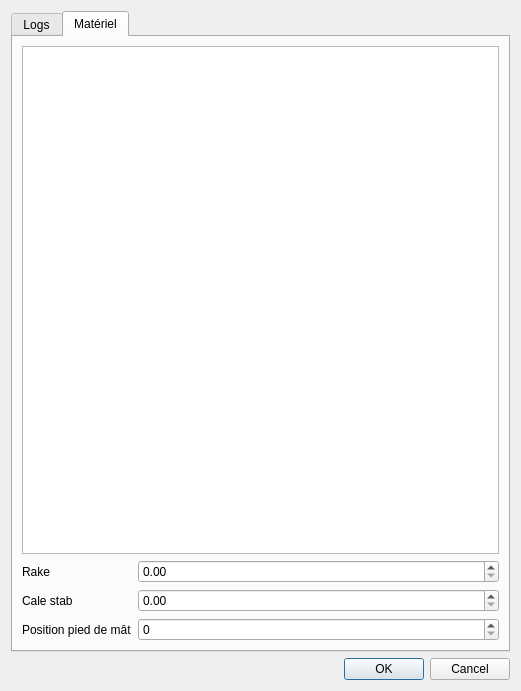
ThomasLeMezo/seafoil-tools, file seafoil-log-analyzer/ui/session.ui: the form before one commit.
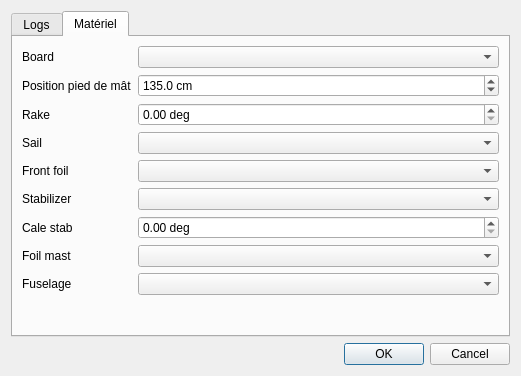
The form after the commit. The open tabs and pages were chosen to show the change.

Commit message: * Add equipment selection in new session

What changed in the file:
```diff
--- a/seafoil-log-analyzer/ui/session.ui
+++ b/seafoil-log-analyzer/ui/session.ui
@@ -7,7 +7,7 @@
     <x>0</x>
     <y>0</y>
     <width>521</width>
-    <height>691</height>
+    <height>376</height>
    </rect>
   </property>
   <property name="windowTitle">
@@ -37,38 +37,122 @@
        <string>Matériel</string>
       </attribute>
       <layout class="QFormLayout" name="formLayout">
-       <item row="0" column="0" colspan="2">
-        <widget class="QColumnView" name="columnView"/>
+       <item row="0" column="0">
+        <widget class="QLabel" name="label_4">
+         <property name="text">
+          <string>Board</string>
+         </property>
+        </widget>
        </item>
-       <item row="1" column="0">
+       <item row="0" column="1">
+        <widget class="QComboBox" name="comboBox_board"/>
+       </item>
+       <item row="2" column="0">
         <widget class="QLabel" name="label">
          <property name="text">
           <string>Rake</string>
          </property>
         </widget>
        </item>
-       <item row="2" column="0">
+       <item row="2" column="1">
+        <widget class="QDoubleSpinBox" name="doubleSpinBox">
+         <property name="suffix">
+          <string> deg</string>
+         </property>
+        </widget>
+       </item>
+       <item row="3" column="0">
+        <widget class="QLabel" name="label_5">
+         <property name="text">
+          <string>Sail</string>
+         </property>
+        </widget>
+       </item>
+       <item row="4" column="0">
+        <widget class="QLabel" name="label_6">
+         <property name="text">
+          <string>Front foil</string>
+         </property>
+        </widget>
+       </item>
+       <item row="6" column="0">
         <widget class="QLabel" name="label_2">
          <property name="text">
           <string>Cale stab</string>
          </property>
         </widget>
        </item>
-       <item row="3" column="0">
+       <item row="6" column="1">
+        <widget class="QDoubleSpinBox" name="doubleSpinBox_2">
+         <property name="suffix">
+          <string> deg</string>
+         </property>
+        </widget>
+       </item>
+       <item row="5" column="0">
+        <widget class="QLabel" name="label_7">
+         <property name="text">
+          <string>Stabilizer</string>
+         </property>
+        </widget>
+       </item>
+       <item row="1" column="0">
         <widget class="QLabel" name="label_3">
          <property name="text">
           <string>Position pied de mât</string>
          </property>
         </widget>
        </item>
-       <item row="1" column="1">
-        <widget class="QDoubleSpinBox" name="doubleSpinBox"/>
+       <item row="7" column="0">
+        <widget class="QLabel" name="label_8">
+         <property name="text">
+          <string>Foil mast</string>
+         </property>
+        </widget>
        </item>
-       <item row="2" column="1">
-        <widget class="QDoubleSpinBox" name="doubleSpinBox_2"/>
+       <item row="8" column="0">
+        <widget class="QLabel" name="label_9">
+         <property name="text">
+          <string>Fuselage</string>
+         </property>
+        </widget>
        </item>
        <item row="3" column="1">
-        <widget class="QSpinBox" name="spinBox"/>
+        <widget class="QComboBox" name="comboBox_sail"/>
+       </item>
+       <item row="4" column="1">
+        <widget class="QComboBox" name="comboBox_front_foil"/>
+       </item>
+       <item row="5" column="1">
+        <widget class="QComboBox" name="comboBox_stabilizer"/>
+       </item>
+       <item row="7" column="1">
+        <widget class="QComboBox" name="comboBox_foil_mast"/>
+       </item>
+       <item row="8" column="1">
+        <widget class="QComboBox" name="comboBox_fuselage"/>
+       </item>
+       <item row="1" column="1">
+        <widget class="QDoubleSpinBox" name="doubleSpinBox">
+         <property name="suffix">
+          <string> cm</string>
+         </property>
+         <property name="decimals">
+          <number>1</number>
+         </property>
+         <property name="minimum">
+          <double>100.000000000000000</double>
+         </property>
+         <property name="maximum">
+          <double>200.000000000000000</double>
+         </property>
+         <property name="singleStep">
+          <double>0.500000000000000</double>
+         </property>
+         <property name="value">
+          <double>135.000000000000000</double>
+         </property>
+        </widget>
        </item>
       </layout>
      </widget>
```
Left out of the diff: 33 changed lines with no effect on the pictures. The commit also changes 12 other files.
